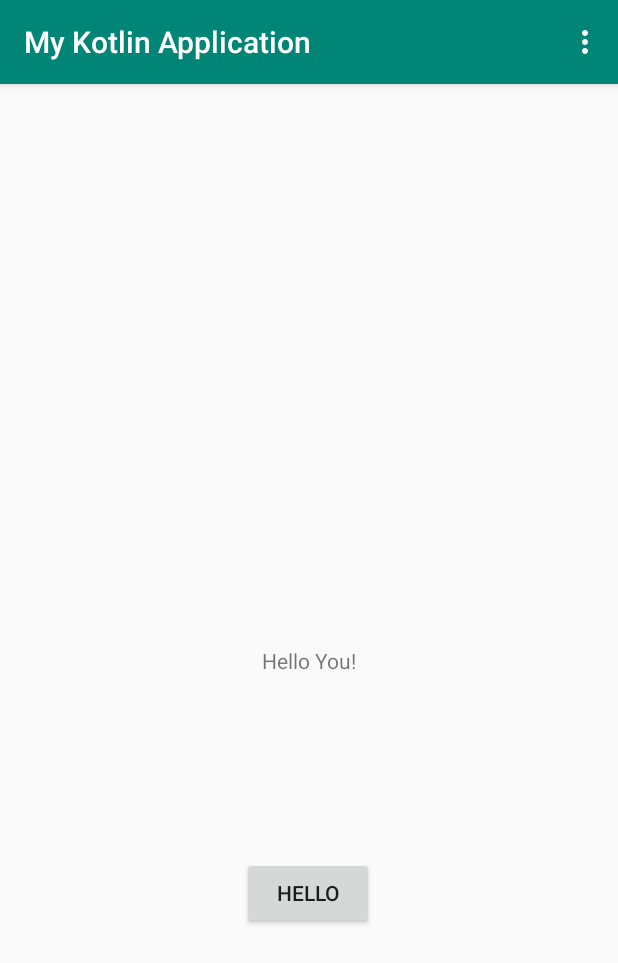
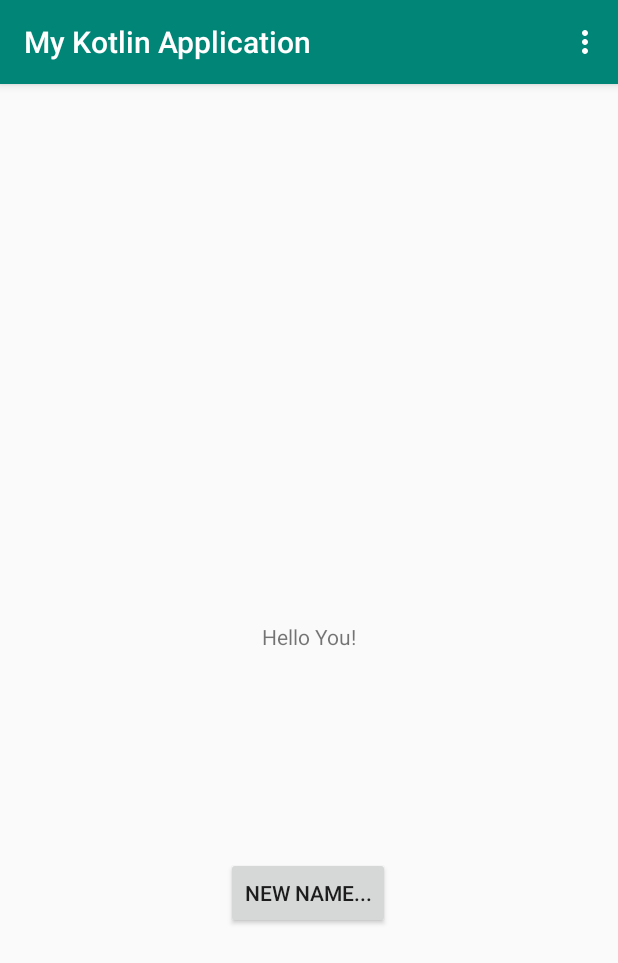
Before and after one commit to Etienne155/KotlinApp_1, an Android app: the screen it shows after launch (MainActivity), on a phone screen of 412 x 824 dp. Shown: the top 963 px of the screen. Run offline under Robolectric (Android 15) with nearby library versions, the phone set to English and light mode, and no system bars.

Commit message:
Second commit

```diff
--- a/app/src/main/java/com/etien/mykotlinapplication2/MainActivity.kt
+++ b/app/src/main/java/com/etien/mykotlinapplication2/MainActivity.kt
@@ -1,5 +1,6 @@
 package com.etien.mykotlinapplication2
 
+import android.graphics.Color
 import android.os.Bundle
 import com.google.android.material.snackbar.Snackbar
 import androidx.appcompat.app.AppCompatActivity
@@ -17,15 +18,12 @@ class MainActivity : AppCompatActivity() {
         setContentView(R.layout.activity_main)
         setSupportActionBar(toolbar)
 
-        /*fab.setOnClickListener { view ->
-            Snackbar.make(view, "Replace with your own action", Snackbar.LENGTH_LONG)
-                .setAction("Action", null).show()
-        }*/
-
-        val buttonClick = findViewById<Button>(R.id.helloButton)
+        var buttonClick = findViewById<Button>(R.id.helloButton)
         buttonClick?.setOnClickListener{
             Toast.makeText(this, "Click...", Toast.LENGTH_LONG).show()
         }
+
+        buttonClick.text = getString(R.string.new_button_name)
     }
 
     override fun onCreateOptionsMenu(menu: Menu): Boolean {
--- a/app/src/main/res/layout/activity_main.xml
+++ b/app/src/main/res/layout/activity_main.xml
@@ -22,12 +22,4 @@
 
     <include layout="@layout/content_main" />
 
-    <!--<com.google.android.material.floatingactionbutton.FloatingActionButton
-        android:id="@+id/fab"
-        android:layout_width="wrap_content"
-        android:layout_height="wrap_content"
-        android:layout_gravity="bottom|end"
-        android:layout_margin="@dimen/fab_margin"
-        app:srcCompat="@android:drawable/ic_dialog_email" />-->
-
 </androidx.coordinatorlayout.widget.CoordinatorLayout>
--- a/app/src/main/res/layout/content_main.xml
+++ b/app/src/main/res/layout/content_main.xml
@@ -11,6 +11,7 @@
     <TextView
         android:layout_width="wrap_content"
         android:layout_height="wrap_content"
+        android:layout_marginBottom="32dp"
         android:text="Hello You!"
         app:layout_constraintBottom_toBottomOf="parent"
         app:layout_constraintLeft_toLeftOf="parent"
--- a/app/src/main/res/values/strings.xml
+++ b/app/src/main/res/values/strings.xml
@@ -1,4 +1,5 @@
 <resources>
     <string name="app_name">My Kotlin Application</string>
     <string name="action_settings">Settings</string>
+    <string name="new_button_name">New name...</string>
 </resources>
```
